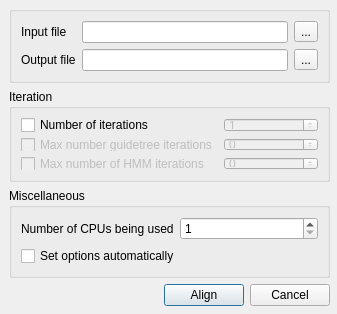
The window that src/plugins/external_tool_support/src/ui/ClustalOSupportRunDialog.ui (violethaze74/ugene) describes before a commit, drawn with Qt 5.
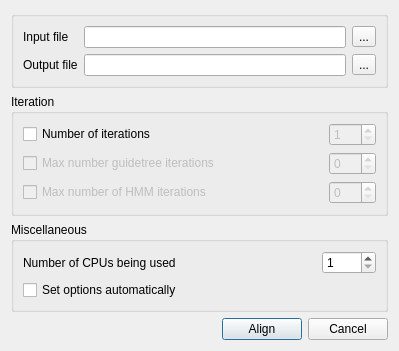
The same window after the commit.

Diff of the .ui file:
```diff
--- a/src/plugins/external_tool_support/src/ui/ClustalOSupportRunDialog.ui
+++ b/src/plugins/external_tool_support/src/ui/ClustalOSupportRunDialog.ui
@@ -6,8 +6,8 @@
    <rect>
     <x>0</x>
     <y>0</y>
-    <width>337</width>
-    <height>314</height>
+    <width>399</width>
+    <height>325</height>
    </rect>
   </property>
   <property name="maximumSize">
@@ -19,25 +19,18 @@
   <property name="windowTitle">
    <string>Align with Clustal Omega</string>
   </property>
-  <widget class="QWidget" name="layoutWidget">
-   <property name="geometry">
-    <rect>
-     <x>9</x>
-     <y>6</y>
-     <width>321</width>
-     <height>300</height>
-    </rect>
-   </property>
-   <layout class="QGridLayout" name="gridLayout_4">
-    <item row="0" column="0">
+  <layout class="QVBoxLayout" name="verticalLayout_2">
+   <item>
+    <layout class="QVBoxLayout" name="verticalLayout">
+     <item>
      <widget class="QGroupBox" name="inputGroupBox">
       <property name="title">
        <string/>
       </property>
-      <layout class="QGridLayout" name="gridLayout_3">
-       <item row="0" column="0">
         <layout class="QGridLayout" name="gridLayout_2">
          <item row="0" column="0">
+         <layout class="QGridLayout" name="gridLayout">
+          <item row="0" column="0">
           <widget class="QLabel" name="label_2">
            <property name="text">
             <string>Input file</string>
@@ -76,15 +69,57 @@
       </layout>
      </widget>
     </item>
-    <item row="1" column="0">
+     <item>
      <widget class="QGroupBox" name="groupBox">
       <property name="title">
        <string>Iteration</string>
       </property>
-      <layout class="QVBoxLayout" name="verticalLayout_2">
-       <item>
-        <layout class="QGridLayout" name="gridLayout">
+       <layout class="QGridLayout" name="gridLayout_7">
+        <item row="0" column="0">
+         <layout class="QGridLayout" name="gridLayout_6">
+          <item row="0" column="0">
+           <layout class="QGridLayout" name="gridLayout_3">
+            <item row="0" column="0">
+             <widget class="QCheckBox" name="iterationNumberCheckBox">
+              <property name="text">
+               <string>Number of iterations</string>
+              </property>
+             </widget>
+            </item>
+            <item row="0" column="1">
+             <spacer name="horizontalSpacer_2">
+              <property name="orientation">
+               <enum>Qt::Horizontal</enum>
+              </property>
+              <property name="sizeHint" stdset="0">
+               <size>
+                <width>40</width>
+                <height>20</height>
+               </size>
+              </property>
+             </spacer>
+            </item>
+            <item row="0" column="2">
+             <widget class="QSpinBox" name="iterationNumberSpinBox">
+              <property name="enabled">
+               <bool>false</bool>
+              </property>
+              <property name="minimum">
+               <number>1</number>
+              </property>
+              <property name="maximum">
+               <number>999</number>
+              </property>
+              <property name="value">
+               <number>1</number>
+              </property>
+             </widget>
+            </item>
+           </layout>
+          </item>
          <item row="1" column="0">
+           <layout class="QGridLayout" name="gridLayout_4">
+            <item row="0" column="0">
           <widget class="QCheckBox" name="maxGTIterationsCheckBox">
            <property name="enabled">
             <bool>false</bool>
@@ -97,7 +132,20 @@
            </property>
           </widget>
          </item>
-         <item row="1" column="1">
+            <item row="0" column="1">
+             <spacer name="horizontalSpacer_3">
+              <property name="orientation">
+               <enum>Qt::Horizontal</enum>
+              </property>
+              <property name="sizeHint" stdset="0">
+               <size>
+                <width>40</width>
+                <height>20</height>
+               </size>
+              </property>
+             </spacer>
+            </item>
+            <item row="0" column="2">
           <widget class="QSpinBox" name="maxGTIterationsSpinBox">
            <property name="enabled">
             <bool>false</bool>
@@ -113,14 +161,11 @@
            </property>
           </widget>
          </item>
-         <item row="0" column="0">
-          <widget class="QCheckBox" name="iterationNumberCheckBox">
-           <property name="text">
-            <string>Number of iterations</string>
-           </property>
-          </widget>
+           </layout>
          </item>
          <item row="2" column="0">
+           <layout class="QGridLayout" name="gridLayout_5">
+            <item row="0" column="0">
           <widget class="QCheckBox" name="maxHMMIterationsCheckBox">
            <property name="enabled">
             <bool>false</bool>
@@ -130,7 +175,20 @@
            </property>
           </widget>
          </item>
-         <item row="2" column="1">
+            <item row="0" column="1">
+             <spacer name="horizontalSpacer_4">
+              <property name="orientation">
+               <enum>Qt::Horizontal</enum>
+              </property>
+              <property name="sizeHint" stdset="0">
+               <size>
+                <width>40</width>
+                <height>20</height>
+               </size>
+              </property>
+             </spacer>
+            </item>
+            <item row="0" column="2">
           <widget class="QSpinBox" name="maxHMMIterationsSpinBox">
            <property name="enabled">
             <bool>false</bool>
@@ -140,44 +198,51 @@
            </property>
           </widget>
          </item>
-         <item row="0" column="1">
-          <widget class="QSpinBox" name="iterationNumberSpinBox">
-           <property name="enabled">
-            <bool>false</bool>
-           </property>
-           <property name="minimum">
-            <number>1</number>
-           </property>
-           <property name="maximum">
-            <number>999</number>
-           </property>
-           <property name="value">
-            <number>1</number>
-           </property>
-          </widget>
+           </layout>
          </item>
         </layout>
        </item>
       </layout>
      </widget>
     </item>
-    <item row="2" column="0">
+     <item>
      <widget class="QGroupBox" name="groupBox_2">
       <property name="title">
        <string>Miscellaneous</string>
       </property>
-      <layout class="QVBoxLayout" name="verticalLayout_3">
-       <item>
-        <layout class="QHBoxLayout" name="horizontalLayout_4">
-         <item>
+       <layout class="QGridLayout" name="gridLayout_10">
+        <item row="0" column="0">
+         <layout class="QGridLayout" name="gridLayout_9">
+          <item row="0" column="0">
+           <layout class="QGridLayout" name="gridLayout_8">
+            <item row="0" column="0">
           <widget class="QLabel" name="label">
            <property name="text">
             <string>Number of CPUs being used</string>
            </property>
           </widget>
          </item>
-         <item>
+            <item row="0" column="1">
+             <spacer name="horizontalSpacer_5">
+              <property name="orientation">
+               <enum>Qt::Horizontal</enum>
+              </property>
+              <property name="sizeHint" stdset="0">
+               <size>
+                <width>40</width>
+                <height>20</height>
+               </size>
+              </property>
+             </spacer>
+            </item>
+            <item row="0" column="2">
           <widget class="QSpinBox" name="numberOfCPUSpinBox">
+              <property name="minimumSize">
+               <size>
+                <width>42</width>
+                <height>0</height>
+               </size>
+              </property>
            <property name="minimum">
             <number>1</number>
            </property>
@@ -188,9 +253,7 @@
          </item>
         </layout>
        </item>
-       <item>
-        <layout class="QHBoxLayout" name="horizontalLayout_7">
-         <item>
+          <item row="1" column="0">
           <widget class="QCheckBox" name="setAutoCheckBox">
            <property name="text">
             <string>Set options automatically</string>
@@ -202,9 +265,9 @@
       </layout>
      </widget>
     </item>
-    <item row="3" column="0">
-     <layout class="QHBoxLayout" name="horizontalLayout">
       <item>
+      <layout class="QGridLayout" name="gridLayout_11">
+       <item row="0" column="0">
        <spacer name="horizontalSpacer">
         <property name="orientation">
          <enum>Qt::Horizontal</enum>
@@ -217,14 +280,14 @@
         </property>
        </spacer>
       </item>
-      <item>
+       <item row="0" column="1">
        <widget class="QPushButton" name="alignButton">
         <property name="text">
          <string>Align</string>
         </property>
        </widget>
       </item>
-      <item>
+       <item row="0" column="2">
        <widget class="QPushButton" name="cancelButton">
         <property name="text">
          <string>Cancel</string>
@@ -234,7 +297,8 @@
      </layout>
     </item>
    </layout>
-  </widget>
+   </item>
+  </layout>
  </widget>
  <resources/>
  <connections>
```
Lines whose indentation alone changed are shown as unchanged.
